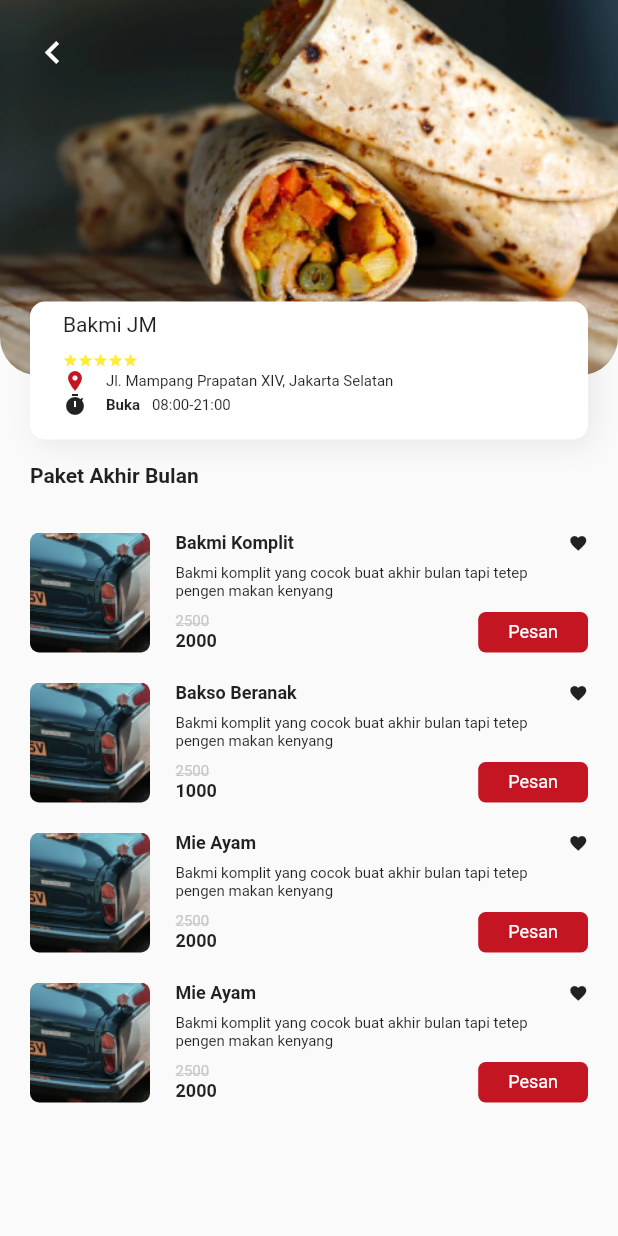
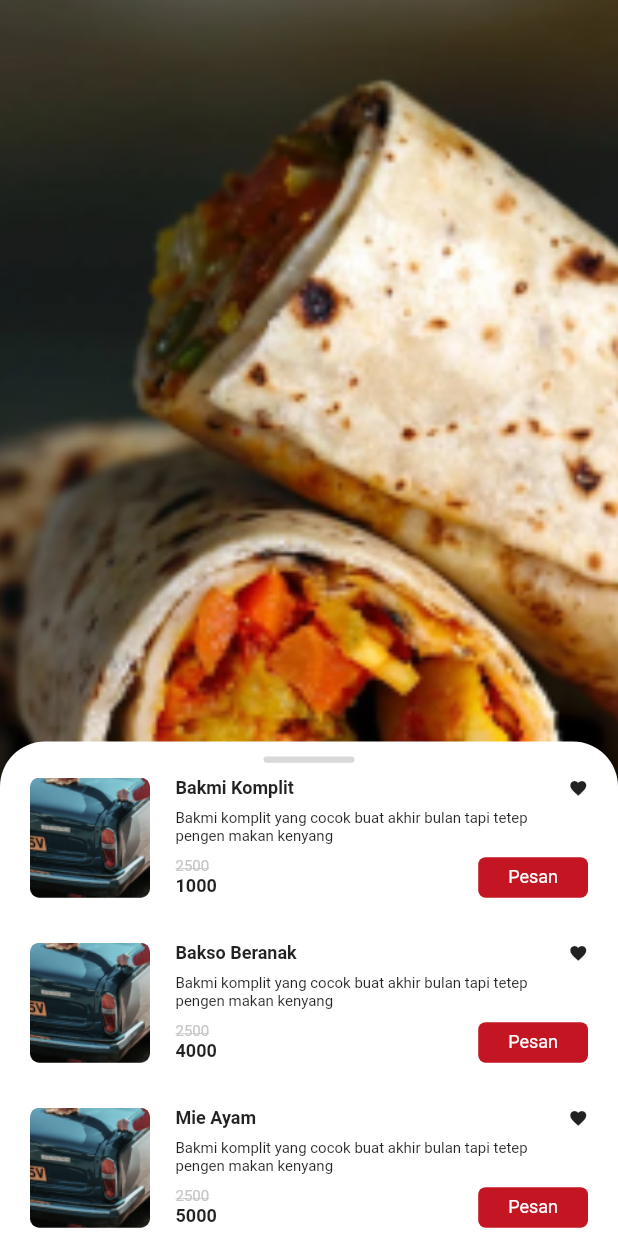
Before and after one commit to hariirawan/revamp-moaja-using-flutter, a Flutter app: the ItemList screen opened directly, on a phone screen of 412 x 824 dp. Run offline on Flutter 3.47's test engine with Material 2 defaults, Android fonts, the phone set to English and light mode, and no system bars; our stand-ins replace google_fonts, material_design_icons_flutter, smooth_page_indicator.

Commit message:
item-list

```diff
--- a/lib/provider/item_list_provider.dart
+++ b/lib/provider/item_list_provider.dart
@@ -7,7 +7,7 @@ class ItemListProvider with ChangeNotifier {
         name: "Bakmi Komplit",
         desc:
             "Bakmi komplit yang cocok buat akhir bulan tapi tetep pengen makan kenyang",
-        price: 2000,
+        price: 1000,
         discount: 2500,
         quantity: 0),
     ModelListItem(
@@ -15,7 +15,15 @@ class ItemListProvider with ChangeNotifier {
         name: "Bakso Beranak",
         desc:
             "Bakmi komplit yang cocok buat akhir bulan tapi tetep pengen makan kenyang",
-        price: 1000,
+        price: 4000,
+        discount: 2500,
+        quantity: 0),
+    ModelListItem(
+        image: 'assets/images/merchant.png',
+        name: "Mie Ayam",
+        desc:
+            "Bakmi komplit yang cocok buat akhir bulan tapi tetep pengen makan kenyang",
+        price: 5000,
         discount: 2500,
         quantity: 0),
     ModelListItem(
@@ -34,6 +42,30 @@ class ItemListProvider with ChangeNotifier {
         price: 2000,
         discount: 2500,
         quantity: 0),
+    ModelListItem(
+        image: 'assets/images/merchant.png',
+        name: "Mie Ayam",
+        desc:
+            "Bakmi komplit yang cocok buat akhir bulan tapi tetep pengen makan kenyang",
+        price: 2000,
+        discount: 2500,
+        quantity: 0),
+    ModelListItem(
+        image: 'assets/images/merchant.png',
+        name: "Mie Ayam",
+        desc:
+            "Bakmi komplit yang cocok buat akhir bulan tapi tetep pengen makan kenyang",
+        price: 8000,
+        discount: 2500,
+        quantity: 0),
+    ModelListItem(
+        image: 'assets/images/merchant.png',
+        name: "Bakmi Spesial",
+        desc:
+            "Bakmi komplit yang cocok buat akhir bulan tapi tetep pengen makan kenyang",
+        price: 1800,
+        discount: 2500,
+        quantity: 0),
   ];
 
   List<ModelListItem> get dataItemList => _data;
--- a/lib/ui/pages/shop/item_list.dart
+++ b/lib/ui/pages/shop/item_list.dart
@@ -13,139 +13,67 @@ class _ItemListState extends State<ItemList> {
 
   @override
   Widget build(BuildContext context) {
-    double width = MediaQuery.of(context).size.width;
-
     return Scaffold(
-        body: ListView(
-      children: [
-        SizedBox(
-          height: 293,
-          child: Stack(
-            children: [
-              Container(
-                height: 250,
-                width: width,
+        body: Stack(fit: StackFit.expand, children: [
+      FractionallySizedBox(
+        child: Image.asset(
+          'assets/images/bg_item_list.png',
+          fit: BoxFit.cover,
+          width: double.infinity,
+          height: double.infinity,
+        ),
+      ),
+      DraggableScrollableSheet(
+          initialChildSize: 0.4,
+          minChildSize: 0.2,
+          maxChildSize: 0.65,
+          builder: (context, scrollController) {
+            return Container(
                 decoration: BoxDecoration(
-                    // color: Colors.red,
-                    image: DecorationImage(
-                        image: AssetImage('assets/images/bg_item_list.png'),
-                        fit: BoxFit.cover),
+                    color: Colors.white,
                     borderRadius: BorderRadius.only(
-                        bottomLeft: Radius.circular(25),
-                        bottomRight: Radius.circular(25))),
-              ),
-              Positioned(
-                  child: GestureDetector(
-                onTap: () {
-                  Navigator.of(context).pop();
-                },
-                child: Container(
-                  margin: EdgeInsets.only(
-                      left: Themes.marginDefault, top: Themes.marginDefault),
-                  child: Icon(
-                    Icons.keyboard_arrow_left,
-                    size: 30,
-                    color: Colors.white,
+                        topLeft: Radius.circular(30.0),
+                        topRight: Radius.circular(30.0))),
+                child: SingleChildScrollView(
+                  physics: NeverScrollableScrollPhysics(),
+                  child: Column(
+                    children: [
+                      Container(
+                          height: 4.04,
+                          width: 60.58,
+                          margin: EdgeInsets.only(top: 10, bottom: 10),
+                          decoration: BoxDecoration(
+                              color: Color(0xFFD8D8D8),
+                              borderRadius: BorderRadius.circular(40))),
+                      Container(
+                          width: MediaQuery.of(context).size.width,
+                          height: MediaQuery.of(context).size.height * 0.80,
+                          padding: EdgeInsets.only(
+                              bottom: Themes.marginDefault,
+                              left: Themes.marginDefault,
+                              right: Themes.marginDefault),
+                          child: Consumer<ItemListProvider>(
+                            builder: (context, itemListProvider, _) {
+                              return ListView.builder(
+                                  controller: scrollController,
+                                  itemCount:
+                                      itemListProvider.dataItemList.length,
+                                  itemBuilder: (BuildContext context,
+                                          int index) =>
+                                      Container(
+                                          margin: EdgeInsets.only(bottom: 30),
+                                          child: cardItem(
+                                              context,
+                                              itemListProvider
+                                                  .dataItemList[index],
+                                              index)));
+                            },
+                          ))
+                    ],
                   ),
-                ),
-              )),
-              Positioned(
-                  bottom: 0,
-                  child: Container(
-                    height: 92,
-                    width: width - Themes.marginDefault * 2,
-                    margin: EdgeInsets.symmetric(horizontal: 20),
-                    padding: EdgeInsets.symmetric(horizontal: 22, vertical: 7),
-                    decoration: BoxDecoration(
-                        boxShadow: [
-                          BoxShadow(
-                              color: Color(0xFF4C4C4C).withOpacity(0.1),
-                              blurRadius: 15,
-                              offset: Offset(4, 4))
-                        ],
-                        color: Colors.white,
-                        borderRadius: BorderRadius.circular(10)),
-                    child: Column(
-                      crossAxisAlignment: CrossAxisAlignment.start,
-                      children: [
-                        Text(
-                          "Bakmi JM",
-                          style: TextStyle(fontSize: 14),
-                        ),
-                        SizedBox(
-                          height: 10,
-                        ),
-                        RatingStars(
-                          voteAverage: 10,
-                        ),
-                        Row(
-                          children: [
-                            Icon(
-                              Icons.location_on,
-                              size: 16,
-                              color: Themes.red,
-                            ),
-                            SizedBox(
-                              width: 12.62,
-                            ),
-                            Text(
-                              "Jl. Mampang Prapatan XIV, Jakarta Selatan",
-                              style: TextStyle(fontSize: 10),
-                            )
-                          ],
-                        ),
-                        Row(
-                          children: [
-                            Icon(Icons.timer, size: 16),
-                            SizedBox(
-                              width: 12.62,
-                            ),
-                            Text(
-                              "Buka",
-                              style: TextStyle(
-                                  fontSize: 10, fontWeight: FontWeight.bold),
-                            ),
-                            SizedBox(
-                              width: 8,
-                            ),
-                            Text("08:00-21:00", style: TextStyle(fontSize: 10))
-                          ],
-                        ),
-                      ],
-                    ),
-                  ))
-            ],
-          ),
-        ),
-        Container(
-          margin: EdgeInsets.only(
-              top: 16, left: Themes.marginDefault, right: Themes.marginDefault),
-          child: Column(
-            crossAxisAlignment: CrossAxisAlignment.start,
-            children: [
-              Text(
-                "Paket Akhir Bulan",
-                style: TextStyle(fontWeight: FontWeight.w600, fontSize: 14),
-              ),
-            ],
-          ),
-        ),
-        Container(
-          margin: EdgeInsets.only(
-              top: 30, left: Themes.marginDefault, right: Themes.marginDefault),
-          child: Consumer<ItemListProvider>(
-              builder: (context, itemListProvider, _) => Column(
-                  children: List.generate(
-                      itemListProvider.dataItemList.length,
-                      (index) => Container(
-                          margin: EdgeInsets.only(bottom: 20),
-                          child: cardItem(
-                              context,
-                              itemListProvider.dataItemList[index],
-                              index))).toList())),
-        )
-      ],
-    ));
+                ));
+          })
+    ]));
   }
 
   Widget cardItem(BuildContext context, ModelListItem data, int index) {
```
